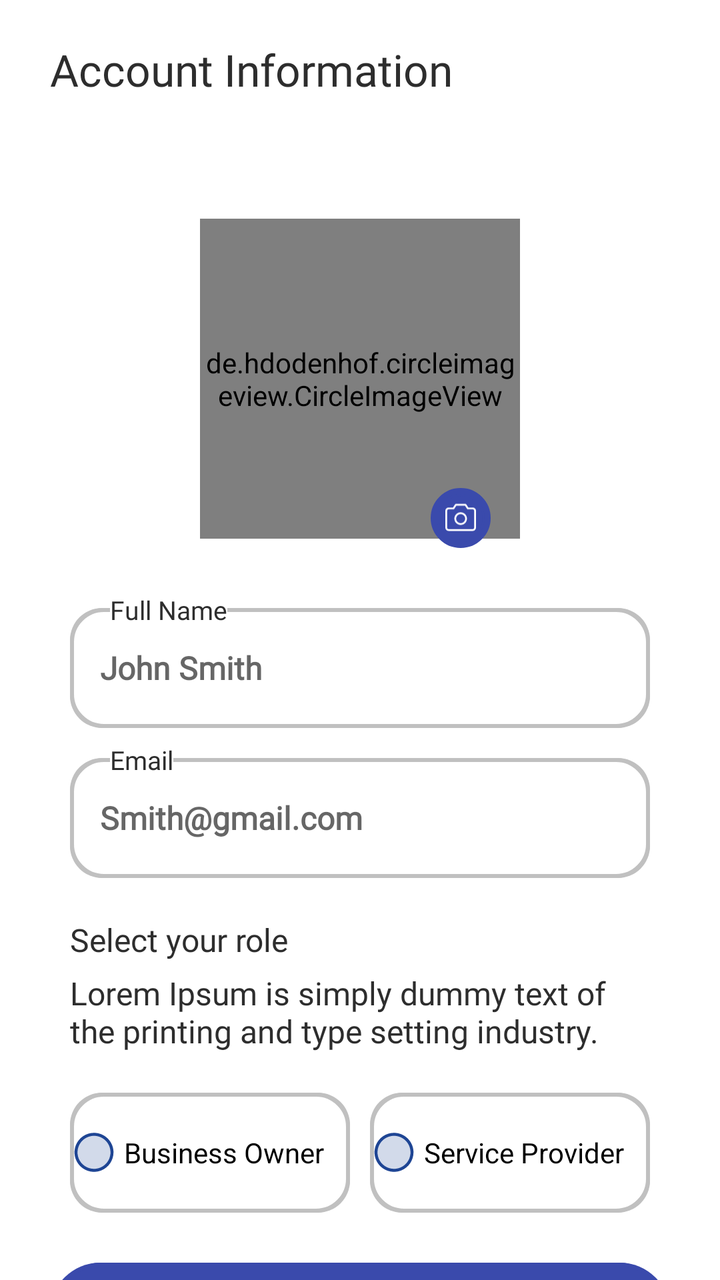
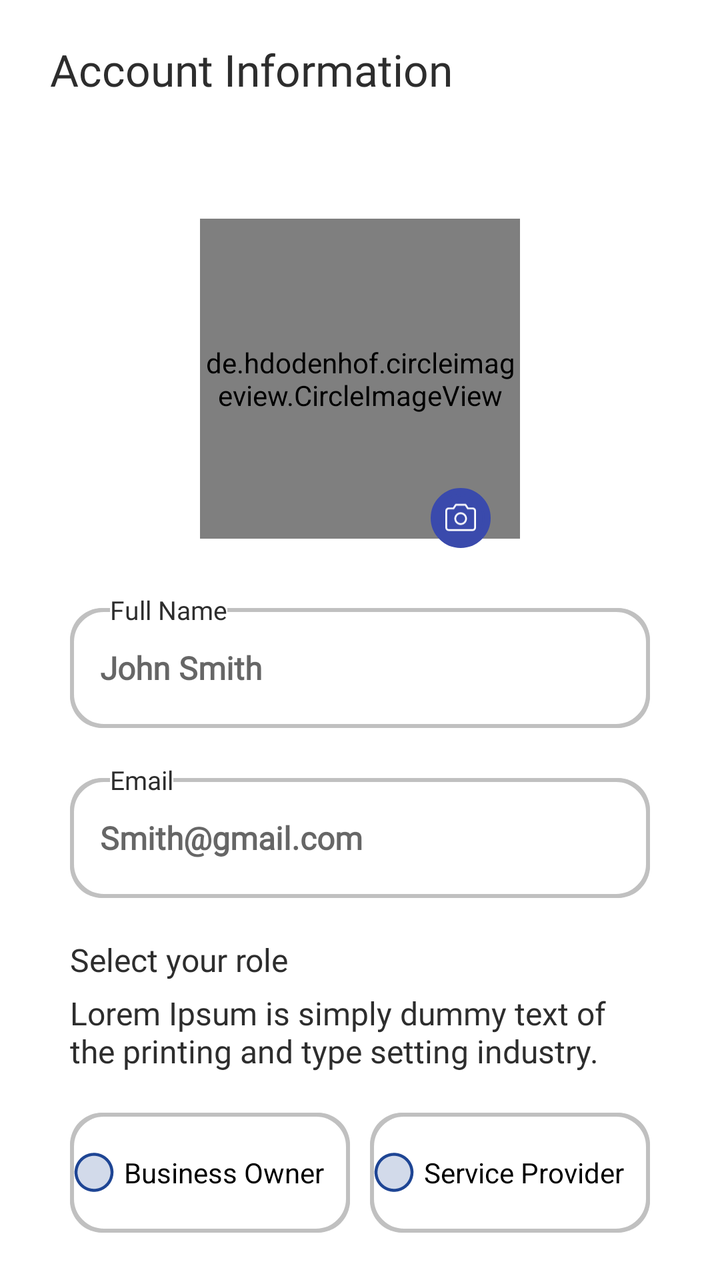

The first picture is an Android layout as it rendered before a commit; the second is the same layout after the commit. The layout source and the unified diff follow.
<!-- AndroidManifest.xml: application theme AppTheme -->
<!-- res/layout/fragment_signup.xml -->
<?xml version="1.0" encoding="utf-8"?>
<androidx.constraintlayout.widget.ConstraintLayout xmlns:android="http://schemas.android.com/apk/res/android"
    xmlns:app="http://schemas.android.com/apk/res-auto"
    xmlns:tools="http://schemas.android.com/tools"
    android:layout_width="match_parent"
    android:layout_height="match_parent"
    android:background="@color/white"
    android:paddingLeft="25dp"
    android:paddingTop="20dp"
    android:paddingRight="25dp"
    tools:context=".ui.auth.FragmentSignup">

    


    <TextView
        android:id="@+id/textView5"
        android:layout_width="wrap_content"
        android:layout_height="wrap_content"
        android:fontFamily="@font/manrope_bold"
        android:text="Account Information"
        android:textColor="@color/colorTextLabelDefault"
        android:textSize="22sp"
        app:layout_constraintStart_toStartOf="parent"
        app:layout_constraintTop_toTopOf="parent" />

    <de.hdodenhof.circleimageview.CircleImageView
        android:id="@+id/imgProfilePic"
        android:layout_width="160dp"
        android:layout_height="160dp"
        android:layout_centerInParent="true"
        android:layout_marginTop="60dp"
        android:background="@drawable/circuler_grey"
        android:src="@drawable/user_placeholder"
        app:civ_border_color="@color/white"
        app:civ_border_width="3dp"
        app:layout_constraintEnd_toEndOf="parent"
        app:layout_constraintStart_toStartOf="parent"
        app:layout_constraintTop_toBottomOf="@+id/textView5" />

    <ImageView
        android:id="@+id/imgCamera"
        android:layout_width="30dp"
        android:layout_height="30dp"
        android:layout_marginStart="-45dp"
        android:layout_marginBottom="-5dp"
        android:background="@drawable/circular_blue"
        android:padding="5dp"
        android:src="@drawable/camera"
        app:layout_constraintBottom_toBottomOf="@+id/imgProfilePic"
        app:layout_constraintStart_toEndOf="@+id/imgProfilePic" />

    <LinearLayout
        android:id="@+id/llFullName"
        android:layout_width="match_parent"
        android:layout_height="wrap_content"
        android:layout_marginLeft="10dp"
        android:layout_marginTop="30dp"
        android:layout_marginRight="10dp"
        android:background="@drawable/rounded_white_grey"
        android:clickable="true"
        android:focusable="true"
        android:minHeight="60dp"
        android:orientation="horizontal"
        android:paddingHorizontal="10dp"
        android:paddingVertical="10dp"
        android:visibility="visible"
        app:layout_constraintEnd_toEndOf="parent"
        app:layout_constraintStart_toStartOf="parent"
        app:layout_constraintTop_toBottomOf="@+id/imgCamera">


        <EditText
            android:id="@+id/edtName"
            android:layout_width="match_parent"
            android:layout_height="match_parent"
            android:layout_gravity="center"
            android:layout_marginLeft="5dp"
            android:background="@android:color/transparent"
            android:fontFamily="@font/manrope_regular"
            android:gravity="center|left"
            android:hint="John Smith"
            android:inputType="text"
            android:paddingRight="10dp"
            android:textColor="@color/colorTextDefault"
            android:textFontWeight="600"
            android:textSize="16sp" />
    </LinearLayout>

    <TextView
        android:id="@+id/textView"
        android:layout_width="wrap_content"
        android:layout_height="wrap_content"
        android:layout_marginStart="20dp"
        android:layout_marginBottom="-10dp"
        android:background="@color/white"
        android:fontFamily="@font/manrope_regular"
        android:text="Full Name"
        android:textColor="@color/colorTextLabelDefault"
        android:textSize="13sp"
        app:layout_constraintBottom_toTopOf="@+id/llFullName"
        app:layout_constraintStart_toStartOf="@+id/llFullName" />

    <LinearLayout
        android:id="@+id/llEmail"
        android:layout_width="0dp"
        android:layout_height="wrap_content"
        android:layout_marginTop="15dp"
        android:background="@drawable/rounded_white_grey"
        android:clickable="true"
        android:focusable="true"
        android:minHeight="60dp"
        android:orientation="horizontal"
        android:paddingHorizontal="10dp"
        android:paddingVertical="10dp"
        android:visibility="visible"
        app:layout_constraintEnd_toEndOf="@+id/llFullName"
        app:layout_constraintStart_toStartOf="@+id/llFullName"
        app:layout_constraintTop_toBottomOf="@+id/llFullName">


        <EditText
            android:id="@+id/edtEmail"
            android:layout_width="match_parent"
            android:layout_height="match_parent"
            android:layout_gravity="center"
            android:layout_marginLeft="5dp"
            android:background="@android:color/transparent"
            android:fontFamily="@font/manrope_regular"
            android:gravity="center|left"
            android:hint="Smith@gmail.com"
            android:inputType="text"
            android:paddingRight="10dp"
            android:textColor="@color/colorTextDefault"
            android:textFontWeight="600"
            android:textSize="16sp" />
    </LinearLayout>

    <TextView
        android:layout_width="wrap_content"
        android:layout_height="wrap_content"
        android:layout_marginStart="20dp"
        android:layout_marginBottom="-10dp"
        android:background="@color/white"
        android:fontFamily="@font/manrope_regular"
        android:inputType="textEmailAddress"
        android:text="Email"
        android:textColor="@color/colorTextLabelDefault"
        android:textSize="13sp"
        app:layout_constraintBottom_toTopOf="@+id/llEmail"
        app:layout_constraintStart_toStartOf="@+id/llEmail" />

    <TextView
        android:id="@+id/textviewRole"
        android:layout_width="0dp"
        android:layout_height="wrap_content"
        android:layout_marginTop="20dp"
        android:fontFamily="@font/manrope_bold"
        android:text="Select your role"
        android:textColor="@color/colorTextLabelDefault"
        android:textSize="16sp"
        app:layout_constraintEnd_toEndOf="@+id/llEmail"
        app:layout_constraintStart_toStartOf="@+id/llEmail"
        app:layout_constraintTop_toBottomOf="@+id/llEmail" />

    <TextView
        android:id="@+id/textviewRoleDesc"
        android:layout_width="0dp"
        android:layout_height="wrap_content"
        android:layout_marginTop="5dp"
        android:fontFamily="@font/manrope_regular"
        android:text="Lorem Ipsum is simply dummy text of the printing and type setting industry."
        android:textColor="@color/colorTextLabelDefault"
        android:textSize="16sp"
        app:layout_constraintEnd_toEndOf="@+id/textviewRole"
        app:layout_constraintStart_toStartOf="@+id/textviewRole"
        app:layout_constraintTop_toBottomOf="@+id/textviewRole" />

    <RadioGroup
        android:id="@+id/rdoRole"
        android:layout_width="0dp"
        android:layout_height="wrap_content"
        android:layout_marginTop="20dp"
        android:minHeight="60dp"
        android:orientation="horizontal"
        android:weightSum="2"
        app:layout_constraintEnd_toEndOf="@+id/textviewRoleDesc"
        app:layout_constraintStart_toStartOf="@+id/textviewRoleDesc"
        app:layout_constraintTop_toBottomOf="@+id/textviewRoleDesc">

        <RadioButton
            android:id="@+id/RdoOwner"
            android:layout_width="wrap_content"
            android:layout_height="match_parent"
            android:layout_weight="1"
            android:paddingStart="3dp"
            android:background="@drawable/rounded_white_grey"
            android:button="@drawable/custom_radio_button"
            android:text="Business Owner" />

        <RadioButton
            android:id="@+id/rdoProvider"
            android:layout_width="wrap_content"
            android:layout_height="match_parent"
            android:layout_marginLeft="10dp"
            android:layout_weight="1"
            android:paddingStart="3dp"
            android:button="@drawable/custom_radio_button"
            android:background="@drawable/rounded_white_grey"
            android:text="Service Provider" />

    </RadioGroup>

    <LinearLayout
        android:id="@+id/llCountry"
        android:layout_width="match_parent"
        android:layout_height="wrap_content"
        android:layout_marginTop="20dp"
        android:background="@drawable/rounded_white_grey"
        android:clickable="true"
        android:focusable="true"
        android:minHeight="60dp"
        android:orientation="horizontal"
        android:paddingHorizontal="10dp"
        android:paddingVertical="10dp"
        android:visibility="gone"
        app:layout_constraintEnd_toEndOf="@+id/rdoRole"
        app:layout_constraintStart_toStartOf="@+id/rdoRole"
        app:layout_constraintTop_toBottomOf="@+id/rdoRole">


        <com.hbb20.CountryCodePicker
            android:id="@+id/country_spinner"
            android:layout_width="match_parent"
            android:layout_height="wrap_content"
            android:layout_gravity="center|left"
            app:ccp_textGravity="LEFT"
            app:ccp_showFlag="true"
            app:ccp_showFullName="true"
            app:ccp_showNameCode="false"
            app:ccp_showPhoneCode="false" />

    </LinearLayout>

    <TextView
        android:id="@+id/txtCountryLabel"
        android:layout_width="wrap_content"
        android:layout_height="wrap_content"
        android:layout_marginStart="20dp"
        android:layout_marginBottom="-10dp"
        android:background="@color/white"
        android:fontFamily="@font/manrope_regular"
        android:text="Country"
        android:visibility="gone"
        android:textColor="@color/colorTextLabelDefault"
        android:textSize="13sp"
        app:layout_constraintBottom_toTopOf="@+id/llCountry"
        app:layout_constraintStart_toStartOf="@+id/llCountry" />

    <LinearLayout
        android:id="@+id/llSave"
        android:layout_width="match_parent"
        android:layout_height="wrap_content"
        android:layout_marginTop="25dp"
        android:background="@drawable/rounded_blue_button"
        android:clickable="true"
        android:focusable="true"
        android:minHeight="60dp"
        android:orientation="horizontal"
        android:paddingHorizontal="10dp"
        android:paddingVertical="10dp"
        android:visibility="visible"
        app:layout_constraintEnd_toEndOf="@+id/rdoRole"
        app:layout_constraintStart_toStartOf="@+id/rdoRole"
        app:layout_constraintTop_toBottomOf="@+id/llCountry">

        <TextView
            android:layout_width="match_parent"
            android:layout_height="match_parent"
            android:fontFamily="@font/manrope_bold"
            android:gravity="center"
            android:text="Save"
            android:textColor="@color/white"
            android:textSize="14sp" />
    </LinearLayout>
</androidx.constraintlayout.widget.ConstraintLayout>
<!-- resources referenced by this layout -->
<resources>
  <color name="colorTextDefault">#131313</color>
  <color name="colorTextLabelDefault">#2D2D2D</color>
  <color name="white">#FFFFFF</color>
  <!-- drawable circuler_grey (drawable) -->
  <layer-list xmlns:android="http://schemas.android.com/apk/res/android">
      <item>
          <shape android:shape="oval">
              <solid android:color="#C0C0C0" />
              <corners android:radius="50dp" />
              <stroke
                  android:width="3dp"
                  android:color="#C0C0C0" />
              <padding
                  android:bottom="0dp"
                  android:left="0dp"
                  android:right="0dp"
                  android:top="0dp" />
          </shape>
      </item>
      <item
          android:bottom="4dp"
          android:left="4dp"
          android:right="4dp"
          android:top="4dp">
          <shape android:shape="oval">
              <solid android:color="#C0C0C0" />
              <corners android:radius="50dp" />
              <padding
                  android:bottom="0dp"
                  android:left="0dp"
                  android:right="0dp"
                  android:top="0dp" />
          </shape>
      </item>
  </layer-list>
  <!-- drawable custom_radio_button (drawable) -->
  <?xml version="1.0" encoding="utf-8"?>
  <selector xmlns:android="http://schemas.android.com/apk/res/android">
      <item android:drawable="@drawable/rdo_checked" android:state_checked="true" />
      <item android:drawable="@drawable/rdo_unchecked" android:state_checked="false" />
  </selector>
  <!-- drawable rounded_blue_button (drawable) -->
  <layer-list xmlns:android="http://schemas.android.com/apk/res/android">
      
      <item>
          <shape android:shape="rectangle">
              <solid android:color="@color/colorPrimary" />
              <corners android:radius="25dp" /> 
          </shape>
      </item>
  
      
      <item>
          <shape android:shape="rectangle">
              <solid android:color="@color/colorPrimary" />
              <stroke
                  android:width="2dp"
                  android:color="@color/colorPrimary" /> 
              <corners android:radius="25dp" /> 
          </shape>
      </item>
  </layer-list>
  <!-- drawable rounded_white_grey (drawable) -->
  <layer-list xmlns:android="http://schemas.android.com/apk/res/android">
      
      <item>
          <shape android:shape="rectangle">
              <solid android:color="@color/grey_border" />
              <corners android:radius="16dp" /> 
          </shape>
      </item>
  
      
      <item>
          <shape android:shape="rectangle">
              <solid android:color="@color/white" />
              <stroke
                  android:width="2dp"
                  android:color="@color/grey_border" /> 
              <corners android:radius="16dp" /> 
          </shape>
      </item>
  </layer-list>
  <style name="AppTheme" parent="Theme.AppCompat.Light.NoActionBar">
          
          <item name="colorPrimary">@color/colorPrimary</item>
          <item name="colorPrimaryDark">@color/colorPrimaryDark</item>
          <item name="colorAccent">@color/colorAccent</item>
          
          <item name="android:windowIsTranslucent">true</item>
      </style>
  <color name="colorPrimary">#3A4AAC</color>
  <color name="grey_border">#C0C0C0</color>
  <color name="colorTextHintDefault">#434343</color>
  <color name="colorPrimaryDark">#3A4AAC</color>
  <color name="colorAccent">#1E4594</color>
  <!-- unchanged entries left out for length: 5 -->
</resources>

<!-- the commit's change to res/layout/fragment_signup.xml (unified diff, before → after) -->
@@ -100,12 +100,24 @@
         android:textSize="13sp"
         app:layout_constraintBottom_toTopOf="@+id/llFullName"
         app:layout_constraintStart_toStartOf="@+id/llFullName" />
-
+    <TextView
+        android:id="@+id/txtNameError"
+        android:layout_width="wrap_content"
+        android:layout_height="wrap_content"
+        android:layout_marginStart="20dp"
+        android:background="@color/white"
+        android:fontFamily="@font/manrope_regular"
+        android:text="Enter full name"
+        android:textColor="@color/red_text"
+        android:textSize="13sp"
+        android:visibility="gone"
+        app:layout_constraintStart_toStartOf="@+id/llFullName"
+        app:layout_constraintTop_toBottomOf="@+id/llFullName" />
     <LinearLayout
         android:id="@+id/llEmail"
         android:layout_width="0dp"
         android:layout_height="wrap_content"
-        android:layout_marginTop="15dp"
+        android:layout_marginTop="25dp"
         android:background="@drawable/rounded_white_grey"
         android:clickable="true"
         android:focusable="true"
@@ -149,7 +161,19 @@
         android:textSize="13sp"
         app:layout_constraintBottom_toTopOf="@+id/llEmail"
         app:layout_constraintStart_toStartOf="@+id/llEmail" />
-
+    <TextView
+        android:id="@+id/txtEmailError"
+        android:layout_width="wrap_content"
+        android:layout_height="wrap_content"
+        android:layout_marginStart="20dp"
+        android:background="@color/white"
+        android:fontFamily="@font/manrope_regular"
+        android:text="Enter valid email"
+        android:textColor="@color/red_text"
+        android:textSize="13sp"
+        android:visibility="gone"
+        app:layout_constraintStart_toStartOf="@+id/llEmail"
+        app:layout_constraintTop_toBottomOf="@+id/llEmail" />
     <TextView
         android:id="@+id/textviewRole"
         android:layout_width="0dp"
@@ -210,12 +234,24 @@
             android:text="Service Provider" />
 
     </RadioGroup>
-
+    <TextView
+        android:id="@+id/txtRoleError"
+        android:layout_width="wrap_content"
+        android:layout_height="wrap_content"
+        android:layout_marginStart="20dp"
+        android:background="@color/white"
+        android:fontFamily="@font/manrope_regular"
+        android:text="Select a role"
+        android:textColor="@color/red_text"
+        android:textSize="13sp"
+        android:visibility="gone"
+        app:layout_constraintStart_toStartOf="@+id/rdoRole"
+        app:layout_constraintTop_toBottomOf="@+id/rdoRole" />
     <LinearLayout
         android:id="@+id/llCountry"
         android:layout_width="match_parent"
         android:layout_height="wrap_content"
-        android:layout_marginTop="20dp"
+        android:layout_marginTop="30dp"
         android:background="@drawable/rounded_white_grey"
         android:clickable="true"
         android:focusable="true"
@@ -256,12 +292,24 @@
         android:textSize="13sp"
         app:layout_constraintBottom_toTopOf="@+id/llCountry"
         app:layout_constraintStart_toStartOf="@+id/llCountry" />
-
+    <TextView
+        android:id="@+id/txtCountryError"
+        android:layout_width="wrap_content"
+        android:layout_height="wrap_content"
+        android:layout_marginStart="20dp"
+        android:background="@color/white"
+        android:fontFamily="@font/manrope_regular"
+        android:text="Select a country"
+        android:textColor="@color/red_text"
+        android:textSize="13sp"
+        android:visibility="gone"
+        app:layout_constraintStart_toStartOf="@+id/llCountry"
+        app:layout_constraintTop_toBottomOf="@+id/llCountry" />
     <LinearLayout
         android:id="@+id/llSave"
         android:layout_width="match_parent"
         android:layout_height="wrap_content"
-        android:layout_marginTop="25dp"
+        android:layout_marginTop="30dp"
         android:background="@drawable/rounded_blue_button"
         android:clickable="true"
         android:focusable="true"
<!-- resource entries referenced after the edit -->
@@ -2,6 +2,7 @@
 <resources>
   <color name="colorTextDefault">#131313</color>
   <color name="colorTextLabelDefault">#2D2D2D</color>
+  <color name="red_text">#D00C0C</color>
   <color name="white">#FFFFFF</color>
   <!-- drawable circuler_grey (drawable) -->
   <layer-list xmlns:android="http://schemas.android.com/apk/res/android">
